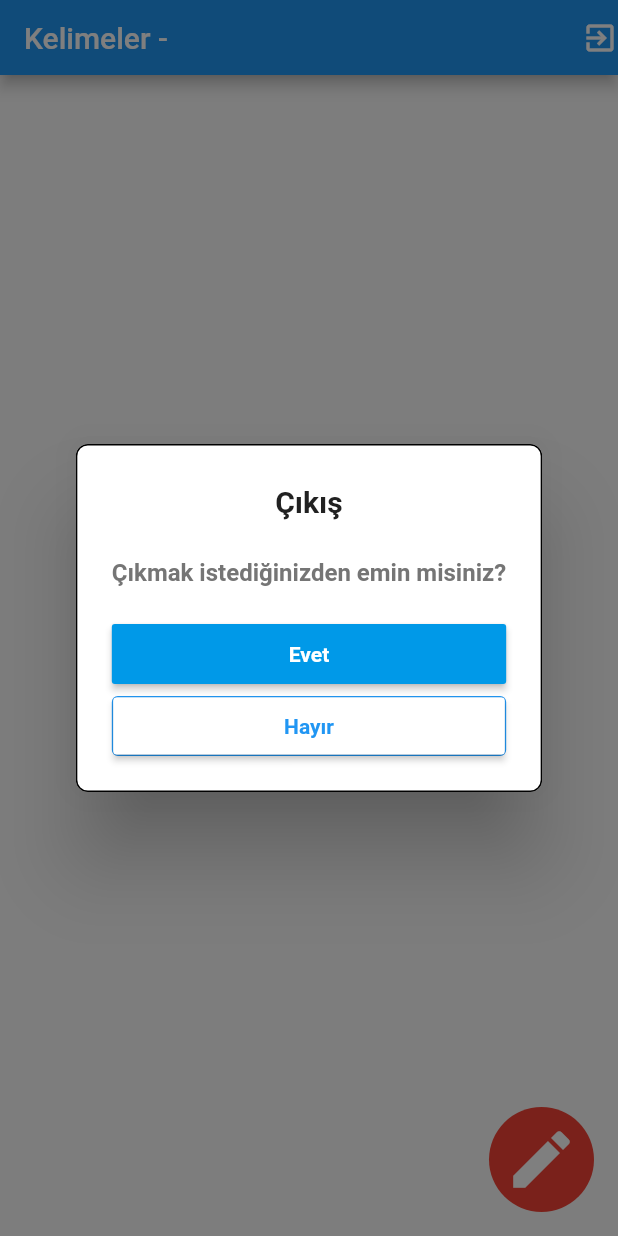
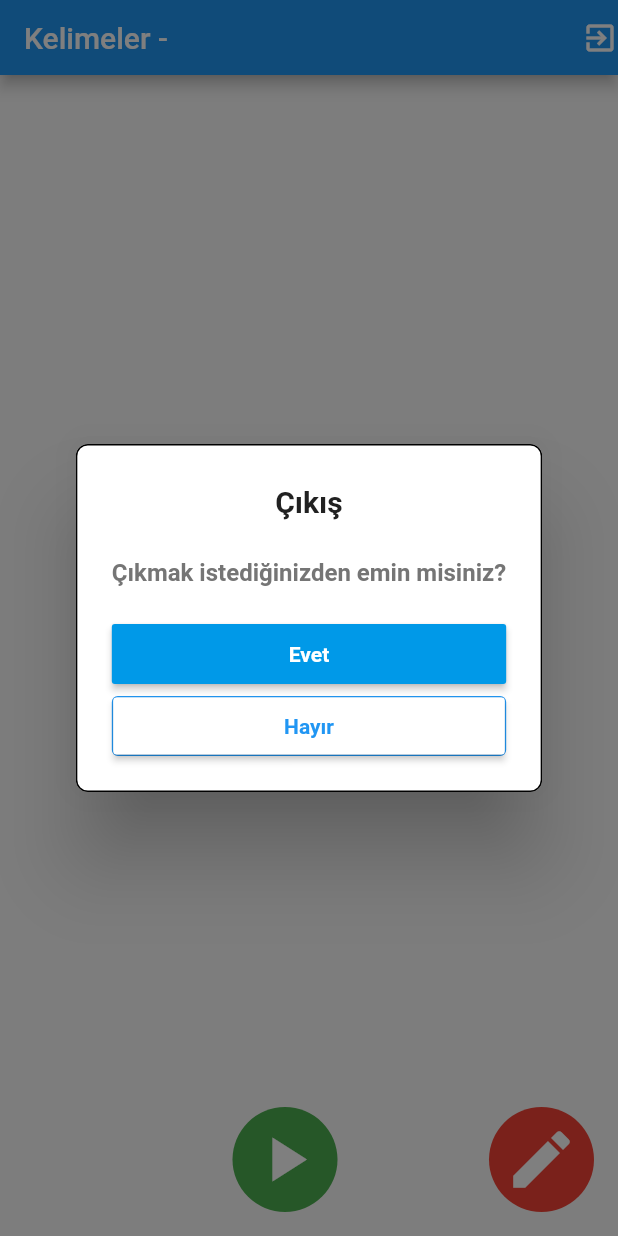
Before and after one commit to ensarduman/randomwordmemory, a Flutter app: the screen it shows once a user with an empty profile is signed in, after a tap on the "exit to app" icon, on a phone screen of 412 x 824 dp. Run offline on Flutter 3.47's test engine with Material 2 defaults, Android fonts, the phone set to English and light mode, and no system bars; our stand-ins replace cloud_firestore, firebase_auth, firebase_core, fluttertoast; accounts and stored records are empty; Roboto replaces fonts that are missing (Quicksand).

Commit message:
StartButton

```diff
--- a/lib/screens/home.screen.dart
+++ b/lib/screens/home.screen.dart
@@ -1,4 +1,5 @@
 import 'package:flutter/material.dart';
+import 'package:instantmessage/widgets/home_screen/start_button.dart';
 import 'package:instantmessage/widgets/home_screen/word_list.dart';
 import 'package:instantmessage/widgets/home_screen/home_screen_app_bar.dart';
 import 'package:instantmessage/widgets/home_screen/new_word_button.dart';
@@ -14,7 +15,18 @@ class _HomeScreenState extends State<HomeScreen> {
     return Scaffold(
       appBar: HomeScreenAppBar(),
       body: WordList(),
-      floatingActionButton: NewWordButton(),
+      floatingActionButton: Stack(
+        children: <Widget>[
+          Align(
+            alignment: Alignment.bottomCenter,
+            child: StartButton(),
+          ),
+          Align(
+            alignment: Alignment.bottomRight,
+            child: NewWordButton(),
+          ),
+        ],
+      ),
     );
   }
 }
--- /dev/null
+++ b/lib/widgets/home_screen/start_button.dart
@@ -0,0 +1,26 @@
+import 'package:flutter/material.dart';
+import 'package:instantmessage/common/helpers/modal_helper.dart';
+import 'package:instantmessage/widgets/home_screen/search_user.dart';
+
+class StartButton extends StatelessWidget {
+  @override
+  Widget build(BuildContext context) {
+    return InkWell(
+      onTap: () {
+        ModalHelper.showBottomModal(context, content: SearchUser());
+      },
+      child: Container(
+          padding: EdgeInsets.all(10),
+          decoration: BoxDecoration(
+              color: Colors.green,
+              borderRadius: BorderRadius.all(
+                Radius.circular(100),
+              )),
+          child: Icon(
+            Icons.play_arrow,
+            size: 50,
+            color: Colors.white,
+          )),
+    );
+  }
+}
```
Also changed, not shown: 1 other file.
